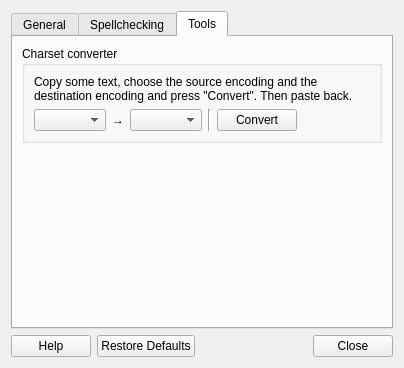
Above: config-gui/controller.ui from BoGoEngine/ibus-bogo before the change. Below: the same form after it.
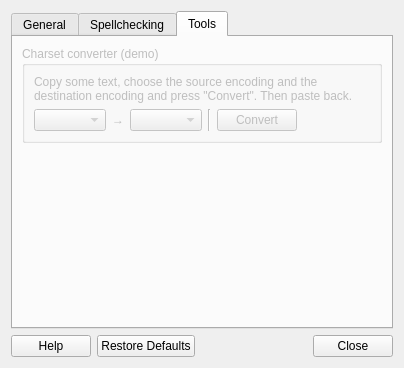
That is the form after the change. The open tabs and pages were chosen to show the change.

Commit message: Disable "Charset convert tool" in config GUI. Translation.

Patch:
```diff
--- a/config-gui/controller.ui
+++ b/config-gui/controller.ui
@@ -157,6 +157,9 @@
       </layout>
      </widget>
      <widget class="QWidget" name="tab_3">
+      <property name="enabled">
+       <bool>false</bool>
+      </property>
       <attribute name="title">
        <string>Tools</string>
       </attribute>
@@ -164,7 +167,7 @@
        <item>
         <widget class="QGroupBox" name="groupBox">
          <property name="title">
-          <string>Charset converter</string>
+          <string>Charset converter (demo)</string>
          </property>
          <property name="checkable">
           <bool>false</bool>
```
Left out of the diff: 2 changed lines with no effect on the pictures. The commit also changes 2 other files.
